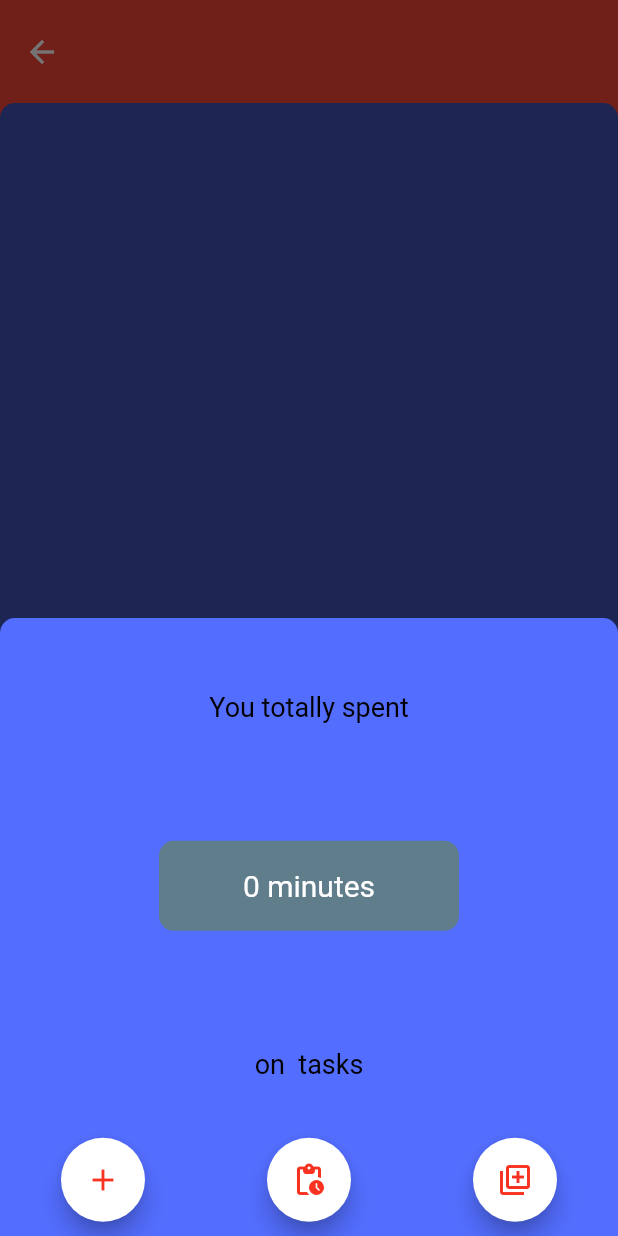
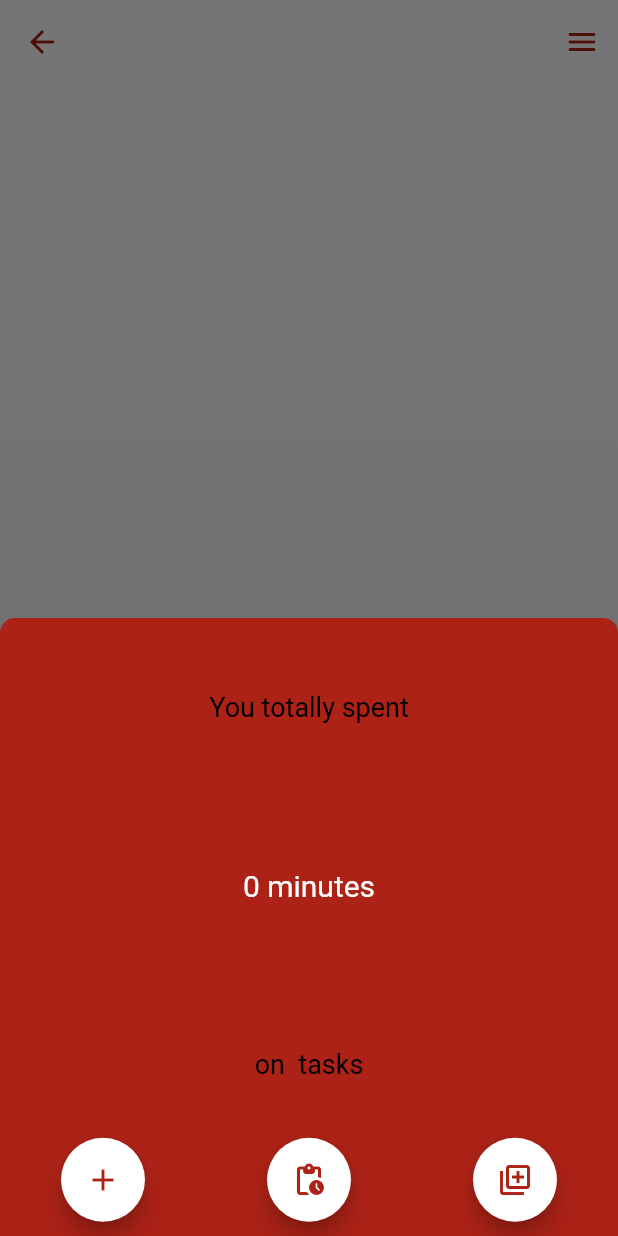
Before and after one commit to egemenongel/todeer, a Flutter app: the TaskListView screen opened directly with empty values, after a tap on the "pending actions" icon, on a phone screen of 412 x 824 dp. Run offline on Flutter 3.47's test engine with Material 2 defaults, Android fonts, the phone set to English and light mode, and no system bars; our stand-ins replace cloud_firestore, firebase_auth, firebase_core, flutter_slidable; accounts and stored records are empty.

Commit message:
Update UI Updated home view and task list ui. Add task list view is converted to a bottom sheet.

```diff
--- a/lib/core/components/add_task_dialog/add_task_dialog.dart
+++ b/lib/core/components/add_task_dialog/add_task_dialog.dart
@@ -11,7 +11,7 @@ class AddTaskDialog extends StatelessWidget {
   final taskTitle = TextEditingController();
   final startTime = TextEditingController();
   final finishTime = TextEditingController();
-  final _formKey = GlobalKey<FormState>();
+  static final _formKey = GlobalKey<FormState>();
   final duration = TextEditingController();
   final dueDate = TextEditingController();
   final notes = TextEditingController();
--- a/lib/core/components/app_bar/app_bar.dart
+++ b/lib/core/components/app_bar/app_bar.dart
@@ -2,33 +2,30 @@ import 'package:flutter/material.dart';
 import 'package:to_deer/core/extension/context_extension.dart';
 
 class HomeAppBar extends StatelessWidget implements PreferredSizeWidget {
-  // ignore: use_key_in_widget_constructors
   const HomeAppBar({
     Key? key,
     this.scaffoldKey,
     required this.preferredSize,
-  });
+  }) : super(key: key);
   final GlobalKey<ScaffoldState>? scaffoldKey;
   @override
   final Size preferredSize; // default is 56.0
   @override
   Widget build(BuildContext context) {
     return AppBar(
+      foregroundColor: context.colors.primary,
       elevation: 0,
       actions: [
         IconButton(
-            splashColor: Colors.transparent,
-            highlightColor: Colors.transparent,
-            onPressed: () {
-              scaffoldKey!.currentState!.openEndDrawer();
-            },
-            icon: Icon(
-              Icons.menu_rounded,
-              color: context.colors.secondaryVariant,
-            )),
+          splashColor: Colors.transparent,
+          highlightColor: Colors.transparent,
+          onPressed: () => scaffoldKey!.currentState!.openEndDrawer(),
+          icon: const Icon(
+            Icons.menu_rounded,
+          ),
+        ),
       ],
-      toolbarHeight: context.appBarHeight,
-      backgroundColor: context.colors.primary,
+      backgroundColor: context.colors.secondary,
     );
   }
 }
--- a/lib/features/views/auth/sign_up/sign_up_view.dart
+++ b/lib/features/views/auth/sign_up/sign_up_view.dart
@@ -17,7 +17,7 @@ class SignUpPage extends StatefulWidget {
 }
 
 class _SignUpPageState extends State<SignUpPage> {
-  final GlobalKey<FormState> _formKey = GlobalKey<FormState>();
+  static final GlobalKey<FormState> _formKey = GlobalKey<FormState>();
   final TextEditingController emailController = TextEditingController();
   final TextEditingController passwordController = TextEditingController();
 
--- a/lib/features/views/home/add_tasks/add_tasks_view.dart
+++ b/lib/features/views/home/add_tasks/add_tasks_view.dart
@@ -22,7 +22,7 @@ class _AddTasksViewState extends State<AddTasksView> {
   final duration = TextEditingController();
   final dueDate = TextEditingController();
   final notes = TextEditingController();
-  final _formKey = GlobalKey<FormState>();
+  static final _formKey = GlobalKey<FormState>();
 
   void _clearForm() {
     _formKey.currentState!.reset();
--- a/lib/features/views/home/task_list/task_list_view.dart
+++ b/lib/features/views/home/task_list/task_list_view.dart
@@ -1,6 +1,7 @@
 import 'package:cloud_firestore/cloud_firestore.dart';
 import 'package:flutter/material.dart';
 import 'package:provider/provider.dart';
+import 'package:to_deer/core/components/app_bar/app_bar.dart';
 import 'package:to_deer/core/extension/context_extension.dart';
 import 'package:to_deer/features/models/task.dart';
 import 'package:to_deer/features/services/database_service.dart';
@@ -24,53 +25,59 @@ class TaskListView extends StatelessWidget {
           );
         }
         return Scaffold(
-          appBar: AppBar(
-            elevation: 0,
-            toolbarHeight: context.appBarHeight,
-            backgroundColor: Colors.red,
-            shadowColor: Colors.indigo,
-            title: Text(
-              "${list!["title"]}",
-              style: TextStyle(
-                color: Colors.white,
-                fontSize: context.appBarHeight / 3,
-                overflow: TextOverflow.ellipsis,
+          appBar: HomeAppBar(preferredSize: context.appBarSize),
+          // AppBar(
+          //   elevation: 0,
+          //   toolbarHeight: context.appBarHeight,
+          //   backgroundColor: Colors.red,
+          //   shadowColor: Colors.indigo,
+          //   title: Text(
+          //     "${list!["title"]}",
+          //     style: TextStyle(
+          //       color: Colors.white,
+          //       fontSize: context.appBarHeight / 3,
+          //       overflow: TextOverflow.ellipsis,
+          //     ),
+          //   ),
+          // ),
+          body: Container(
+              decoration: const BoxDecoration(
+                gradient: LinearGradient(
+                  colors: [
+                    Color(0xffffffff),
+                    Color(0xffeeeeee),
+                  ],
+                  begin: Alignment.topCenter,
+                  end: Alignment.bottomCenter,
                 ),
-            ),
-          ),
-          body: Container(
-            color: Colors.red,
-            child: Container(
-                width: context.width,
-                padding: const EdgeInsets.only(top: 20),
-                decoration: const BoxDecoration(
-                  color: Colors.indigo,
-                  borderRadius: BorderRadius.only(
-                      topLeft: Radius.circular(10),
-                      topRight: Radius.circular(10)),
               ),
               child: Column(
                 children: [
                   Expanded(
-                      child: buildList(snapshot, databaseService),
+                    child: buildList(context, snapshot, databaseService),
                   ),
                   buildBottomBar(context, snapshot),
                 ],
               )),
-          ),
         );
       },
     );
   }
 
-  Container buildBottomBar(
+  GestureDetector buildBottomBar(
       BuildContext context, AsyncSnapshot<dynamic> snapshot) {
-    return Container(
+    return GestureDetector(
+      onVerticalDragUpdate: (sheet) => showModalBottomSheet(
+        backgroundColor: Colors.transparent,
+        context: context,
+        builder: (context) => buildReportSheet(context),
+      ),
+      child: Container(
         height: context.bottomBar,
-      decoration: const BoxDecoration(
-        borderRadius: BorderRadius.only(
-            topLeft: Radius.circular(10), topRight: Radius.circular(10)),
-        color: Colors.indigoAccent,
+        decoration: BoxDecoration(
+          borderRadius: const BorderRadius.only(
+              topLeft: Radius.circular(30), topRight: Radius.circular(30)),
+          color: context.colors.primary,
         ),
         child: Row(
           mainAxisAlignment: MainAxisAlignment.spaceAround,
@@ -82,6 +89,7 @@ class TaskListView extends StatelessWidget {
                 context: context,
                 builder: (_) => AddTaskDialog(list: list!),
               ),
+              foregroundColor: context.colors.primary,
               child: const Icon(
                 Icons.add,
               ),
@@ -101,6 +109,7 @@ class TaskListView extends StatelessWidget {
               child: const Icon(
                 Icons.pending_actions_rounded,
               ),
+              foregroundColor: context.colors.primary,
             ),
             FloatingActionButton(
               tooltip: "Add list",
@@ -108,6 +117,7 @@ class TaskListView extends StatelessWidget {
               child: const Icon(
                 Icons.my_library_add_outlined,
               ),
+              foregroundColor: context.colors.primary,
               onPressed: () {
                 Navigator.push(context,
                     MaterialPageRoute(builder: (context) => AddListView()));
@@ -115,12 +125,15 @@ class TaskListView extends StatelessWidget {
             ),
           ],
         ),
+      ),
     );
   }
 
-  ListView buildList(
-      AsyncSnapshot<dynamic> snapshot, DatabaseService databaseService) {
-    return ListView.separated(
+  Padding buildList(BuildContext context, AsyncSnapshot<dynamic> snapshot,
+      DatabaseService databaseService) {
+    return Padding(
+      padding: context.paddingNormal,
+      child: ListView.separated(
         itemCount: snapshot.data.docs.length,
         itemBuilder: (BuildContext context, int index) {
           var task = snapshot.data.docs[index];
@@ -153,6 +166,7 @@ class TaskListView extends StatelessWidget {
             color: Colors.transparent,
           );
         },
+      ),
     );
   }
 
@@ -193,9 +207,9 @@ class TaskListView extends StatelessWidget {
         child: Container(
           height: context.height / 2,
           width: context.width,
-          decoration: const BoxDecoration(
-            color: Colors.indigoAccent,
-            borderRadius: BorderRadius.only(
+          decoration: BoxDecoration(
+            color: context.colors.primary,
+            borderRadius: const BorderRadius.only(
                 topRight: Radius.circular(10.0),
                 topLeft: Radius.circular(10.0)),
           ),
@@ -220,7 +234,6 @@ class TaskListView extends StatelessWidget {
                 height: 60.0,
                 width: 200.0,
                 decoration: BoxDecoration(
-                    color: Colors.blueGrey,
                     borderRadius: BorderRadius.circular(
                   10.0,
                 )),
@@ -259,7 +272,6 @@ class TaskListView extends StatelessWidget {
                   borderRadius: BorderRadius.only(
                       topLeft: Radius.circular(10),
                       topRight: Radius.circular(10)),
-                  color: Colors.indigoAccent,
                 ),
                 child: Row(
                   mainAxisAlignment: MainAxisAlignment.spaceAround,
@@ -280,6 +292,7 @@ class TaskListView extends StatelessWidget {
                                   ),
                                 ));
                       },
+                      foregroundColor: context.colors.primary,
                       child: const Icon(
                         Icons.add,
                       ),
@@ -291,6 +304,7 @@ class TaskListView extends StatelessWidget {
                       child: const Icon(
                         Icons.pending_actions_rounded,
                       ),
+                      foregroundColor: context.colors.primary,
                     ),
                     FloatingActionButton(
                       tooltip: "Add list",
@@ -298,6 +312,7 @@ class TaskListView extends StatelessWidget {
                       child: const Icon(
                         Icons.my_library_add_outlined,
                       ),
+                      foregroundColor: context.colors.primary,
                       onPressed: () {
                         Navigator.pop(context);
                         Navigator.push(
```
Also changed, not shown: lib/core/components/task_tile/task_tile.dart (+5 -3 lines), lib/features/views/home/add_list/add_list_view.dart (+24 -21 lines), lib/features/views/home/home/home_view.dart (+10 -5 lines). Lines whose indentation alone changed are shown as unchanged.
